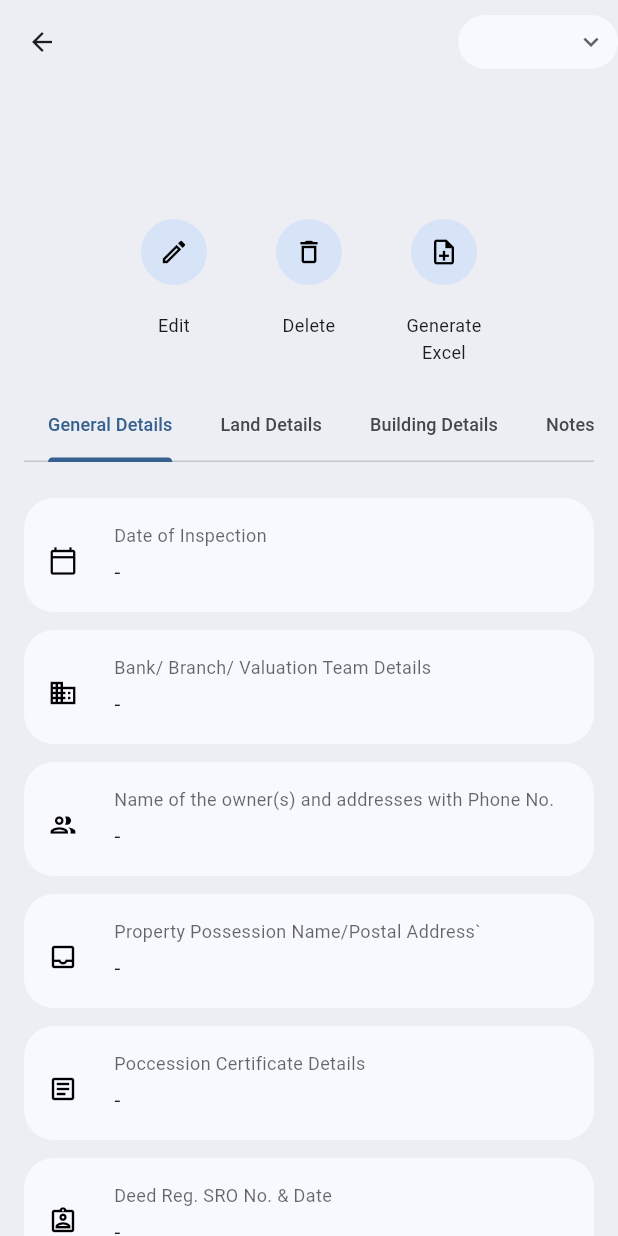
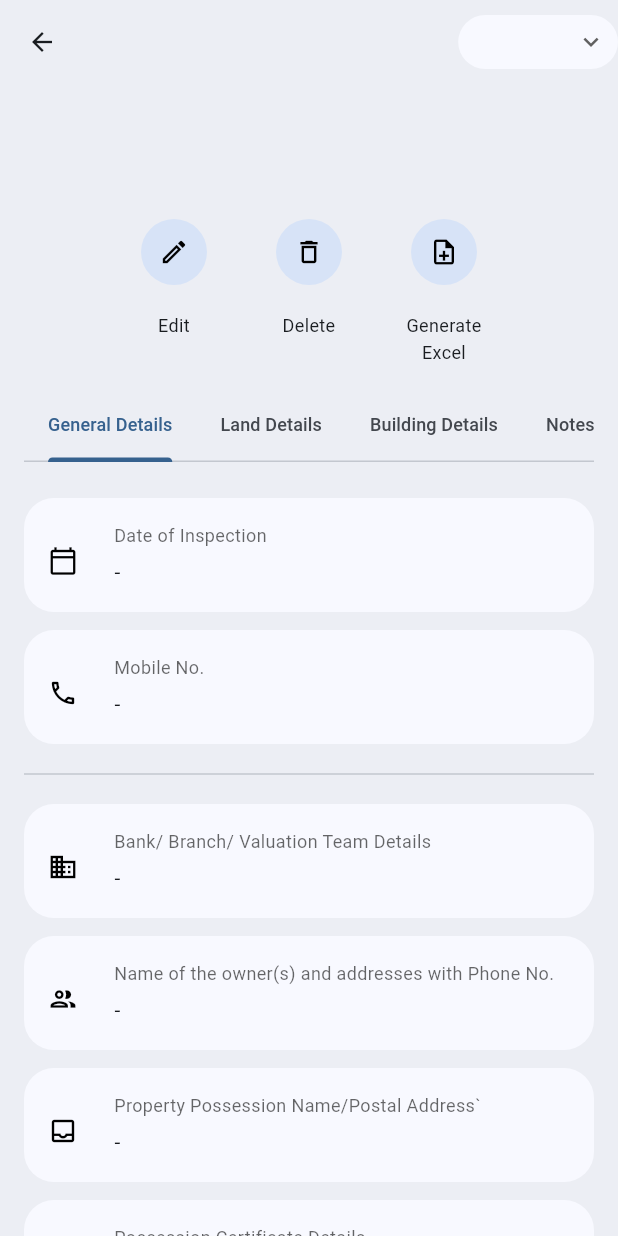
Before and after one commit to deninpaul/ValuatorX, a Flutter app: the ValuationDetails screen opened directly with empty values, on a phone screen of 412 x 824 dp. Run offline on Flutter 3.47's test engine with Material 3 defaults, Android fonts, the phone set to English and light mode, and no system bars; our stand-ins replace flutter_dotenv, flutter_map, geocoding, geolocator, hive_ce, image_picker and 3 more; missing offline and left inert: dart:html, flutter_map_cache, flutter_map_marker_cluster, flutter_quill, http_cache_hive_store, markdown and 2 more; accounts and stored records are empty.

```diff
--- a/lib/pages/common/expandable_list.dart
+++ b/lib/pages/common/expandable_list.dart
@@ -20,7 +20,7 @@ class ExpandableList<T> extends StatefulWidget {
     required this.isLoading,
     this.initialCount = 10,
     this.incrementCount = 10,
-    this.skeletonCount = 5,
+    this.skeletonCount = 8,
   });
 
   @override
--- a/lib/pages/common/field/area_field.dart
+++ b/lib/pages/common/field/area_field.dart
@@ -28,7 +28,8 @@ class AreaField extends StatelessWidget {
           child: TextFormField(
             controller: controller,
             enabled: enabled,
-            maxLines: 3,
+            minLines: 3,
+            maxLines: null,
             autofocus: name == focusField,
             textInputAction: TextInputAction.newline,
             decoration: InputDecoration(labelText: name, alignLabelWithHint: true, border: const OutlineInputBorder()),
--- a/lib/pages/common/field/location_field.dart
+++ b/lib/pages/common/field/location_field.dart
@@ -128,6 +128,7 @@ class _LocationFieldState extends State<LocationField> {
                   enableCenterMarker: true,
                   mapController: _mapController,
                   onPositionChanged: _onPositionChanged,
+                  interactionOptions: InteractionOptions(flags: InteractiveFlag.all & ~InteractiveFlag.rotate & ~InteractiveFlag.drag & ~InteractiveFlag.scrollWheelZoom),
                 ),
               ),
             ],
--- a/lib/pages/common/image/image_viewer.dart
+++ b/lib/pages/common/image/image_viewer.dart
@@ -2,6 +2,7 @@ import 'dart:ui';
 
 import 'package:flutter/foundation.dart';
 import 'package:flutter/material.dart';
+import 'package:valuatorx/utils/common.dart';
 
 class ImageViewer extends StatelessWidget {
   final String image;
@@ -27,7 +28,7 @@ class ImageViewer extends StatelessWidget {
 
     return Container(
       alignment: Alignment.center,
-      padding: const EdgeInsets.fromLTRB(48, 48, 48, 48),
+      padding: isMobile(context) ? EdgeInsets.fromLTRB(16, 48, 16, 48) : EdgeInsets.fromLTRB(48, 48, 48, 48),
       child: Hero(
         tag: "image_$index",
         child: Material(
--- a/lib/pages/common/modal/draft_dialog.dart
+++ b/lib/pages/common/modal/draft_dialog.dart
@@ -1,15 +1,17 @@
 import 'package:flutter/material.dart';
+import 'package:valuatorx/utils/common.dart';
 
 class DraftDialog extends StatelessWidget {
-  final EdgeInsets padding;
   final VoidCallback onLoad;
   final VoidCallback onCancel;
-  const DraftDialog({super.key, this.padding = const EdgeInsets.all(0), required this.onLoad, required this.onCancel});
+  const DraftDialog({super.key, required this.onLoad, required this.onCancel});
 
   @override
   Widget build(BuildContext context) {
     final colorScheme = Theme.of(context).colorScheme;
     final textTheme = Theme.of(context).textTheme;
+    final padding = isMobile(context) ?  EdgeInsets.fromLTRB(16, 20, 16, 4) : isDesktop(context) ? EdgeInsets.fromLTRB(240, 20, 240, 4) : EdgeInsets.fromLTRB(48, 20, 48, 4);
+
     return Padding(
       padding: padding,
       child: Container(
--- a/lib/pages/valuation/valuation_details.dart
+++ b/lib/pages/valuation/valuation_details.dart
@@ -167,6 +167,14 @@ class _ValuationDetailsState extends State<ValuationDetails> with TickerProvider
                       tabIndex: 0,
                     ),
                     ViewTile(
+                      title: Valuation.MOBILE,
+                      value: widget.valuation.mobile,
+                      icon: Icons.call_outlined,
+                      onPressed: onEditAction,
+                      tabIndex: 1,
+                    ),
+                    Divider(),
+                    ViewTile(
                       title: Valuation.BANK_BRANCH_VALUATION_TEAM_DETAILS,
                       value: widget.valuation.bankDetails,
                       icon: Icons.business_outlined,
@@ -238,8 +246,10 @@ class _ValuationDetailsState extends State<ValuationDetails> with TickerProvider
                   spacing: 16,
                   children: [
                     if (!isMobile(context))
-                      Row(
+                      IntrinsicHeight(
+                        child: Row(
                           spacing: 16,
+                          crossAxisAlignment: CrossAxisAlignment.stretch,
                           children: [
                             Expanded(
                               child: ViewTile(
@@ -254,6 +264,7 @@ class _ValuationDetailsState extends State<ValuationDetails> with TickerProvider
                               child: ViewTile(title: Valuation.TALUK, value: widget.valuation.taluk, onPressed: onEditAction, tabIndex: 1),
                             ),
                           ],
+                        ),
                       )
                     else ...[
                       ViewTile(
@@ -272,8 +283,10 @@ class _ValuationDetailsState extends State<ValuationDetails> with TickerProvider
                       ),
                     ],
                     if (!isMobile(context))
-                      Row(
+                      IntrinsicHeight(
+                        child: Row(
                           spacing: 16,
+                          crossAxisAlignment: CrossAxisAlignment.stretch,
                           children: [
                             Expanded(
                               child: ViewTile(
@@ -293,6 +306,7 @@ class _ValuationDetailsState extends State<ValuationDetails> with TickerProvider
                               ),
                             ),
                           ],
+                        ),
                       )
                     else ...[
                       ViewTile(
@@ -397,6 +411,33 @@ class _ValuationDetailsState extends State<ValuationDetails> with TickerProvider
                 child: Column(
                   spacing: 16,
                   children: [
+                    if (!isMobile(context))
+                      IntrinsicHeight(
+                        child: Row(
+                          spacing: 16,
+                          crossAxisAlignment: CrossAxisAlignment.stretch,
+                          children: [
+                            Expanded(
+                              child: ViewTile(
+                                title: Valuation.HOUSE_NO_DOOR_NO,
+                                value: widget.valuation.houseNumber,
+                                icon: Icons.sensor_door_outlined,
+                                onPressed: onEditAction,
+                                tabIndex: 2,
+                              ),
+                            ),
+                            Expanded(
+                              child: ViewTile(
+                                title: Valuation.ELECTRICITY_CONSUMER_NO,
+                                value: widget.valuation.electricityConsumerNo,
+                                onPressed: onEditAction,
+                                tabIndex: 2,
+                              ),
+                            ),
+                          ],
+                        ),
+                      )
+                    else ...[
                       ViewTile(
                         title: Valuation.HOUSE_NO_DOOR_NO,
                         value: widget.valuation.houseNumber,
@@ -411,6 +452,35 @@ class _ValuationDetailsState extends State<ValuationDetails> with TickerProvider
                         onPressed: onEditAction,
                         tabIndex: 2,
                       ),
+                    ],
+
+                    if (!isMobile(context))
+                      IntrinsicHeight(
+                        child: Row(
+                          spacing: 16,
+                          crossAxisAlignment: CrossAxisAlignment.stretch,
+                          children: [
+                            Expanded(
+                              child: ViewTile(
+                                title: Valuation.TYPE_OF_BUILDING,
+                                value: widget.valuation.buildingType,
+                                icon: Icons.domain_outlined,
+                                onPressed: onEditAction,
+                                tabIndex: 2,
+                              ),
+                            ),
+                            Expanded(
+                              child: ViewTile(
+                                title: Valuation.YEAR_OF_CONSTRUCTION,
+                                value: widget.valuation.yearOfConstruction,
+                                onPressed: onEditAction,
+                                tabIndex: 2,
+                              ),
+                            ),
+                          ],
+                        ),
+                      )
+                    else ...[
                       ViewTile(
                         title: Valuation.TYPE_OF_BUILDING,
                         value: widget.valuation.buildingType,
@@ -425,6 +495,7 @@ class _ValuationDetailsState extends State<ValuationDetails> with TickerProvider
                         onPressed: onEditAction,
                         tabIndex: 2,
                       ),
+                    ],
                     TableViewTile(
                       title: "Floor measurements",
                       icon: Icons.straighten_outlined,
@@ -463,7 +534,30 @@ class _ValuationDetailsState extends State<ValuationDetails> with TickerProvider
                         [Valuation.PLINTH_AREA_TF, Valuation.HEIGHT_TF, Valuation.AGE_TF, Valuation.REPLACEMENT_RATE_TF],
                       ],
                     ),
-                    Row(
+                    ViewTile(
+                      title: Valuation.PREVAILING_AREA_RATE_AT_CENTER,
+                      value: widget.valuation.areaRateCenter,
+                      icon: Icons.toll_outlined,
+                      onPressed: onEditAction,
+                      tabIndex: 2,
+                    ),
+                    ViewTile(
+                      title: Valuation.PREVAILING_LAND_MARKET_RATE,
+                      value: widget.valuation.landMarketRate,
+                      icon: Icons.paid_outlined,
+                      onPressed: onEditAction,
+                      tabIndex: 2,
+                    ),
+                    ViewTile(
+                      title: Valuation.BUILDING_VALUATION_UNIT_RATE,
+                      value: widget.valuation.buildingUnitRate,
+                      icon: Icons.sell_outlined,
+                      onPressed: onEditAction,
+                      tabIndex: 2,
+                    ),
+                    Divider(),
+                    IntrinsicHeight(
+                      child: Row(
                         spacing: 16,
                         children: [
                           Flexible(
@@ -487,8 +581,10 @@ class _ValuationDetailsState extends State<ValuationDetails> with TickerProvider
                           ),
                         ],
                       ),
+                    ),
                     if (!isMobile(context))
-                      Row(
+                      IntrinsicHeight(
+                        child: Row(
                           spacing: 16,
                           children: [
                             Flexible(
@@ -511,6 +607,7 @@ class _ValuationDetailsState extends State<ValuationDetails> with TickerProvider
                               ),
                             ),
                           ],
+                        ),
                       )
                     else ...[
                       ViewTile(
@@ -528,28 +625,6 @@ class _ValuationDetailsState extends State<ValuationDetails> with TickerProvider
                         tabIndex: 2,
                       ),
                     ],
-                    ViewTile(
-                      title: Valuation.PREVAILING_AREA_RATE_AT_CENTER,
-                      value: widget.valuation.areaRateCenter,
-                      icon: Icons.toll_outlined,
-                      onPressed: onEditAction,
-                      tabIndex: 2,
-                    ),
-                    ViewTile(
-                      title: Valuation.PREVAILING_LAND_MARKET_RATE,
-                      value: widget.valuation.landMarketRate,
-                      icon: Icons.paid_outlined,
-                      onPressed: onEditAction,
-                      tabIndex: 2,
-                    ),
-                    ViewTile(
-                      title: Valuation.BUILDING_VALUATION_UNIT_RATE,
-                      value: widget.valuation.buildingUnitRate,
-                      icon: Icons.sell_outlined,
-                      onPressed: onEditAction,
-                      tabIndex: 2,
-                    ),
-                    Divider(),
                     ViewTile(
                       title: Valuation.FOUNDATION_BASEMENT,
                       value: widget.valuation.foundationAndBasement,
@@ -608,8 +683,8 @@ class _ValuationDetailsState extends State<ValuationDetails> with TickerProvider
                   constraints: BoxConstraints(
                     minHeight:
                         MediaQuery.of(context).size.height - 440 < 0
-                            ? MediaQuery.of(context).size.height - 160
-                            : MediaQuery.of(context).size.height - 440,
+                            ? MediaQuery.of(context).size.height - 200
+                            : MediaQuery.of(context).size.height - 400,
                   ),
                   child: NotesViewer(title: Valuation.REMARKS, value: widget.valuation.remarks, onPressed: onEditAction, tabIndex: 3),
                 ),
```
Also changed, not shown: lib/models/valuation.dart (+40 -116 lines), lib/pages/common/image/image_editor.dart (+28 -14 lines), lib/pages/common/image/image_picker.dart (+3 -9 lines), lib/pages/common/map/map_wrapper.dart (+9 -6 lines), lib/pages/valuation/valuation_form.dart (+26 -20 lines), lib/providers/valuation_provider.dart (+7 -5 lines), lib/services/excel_service.dart (+18 -7 lines), 28 other files. Lines whose indentation alone changed are shown as unchanged.
